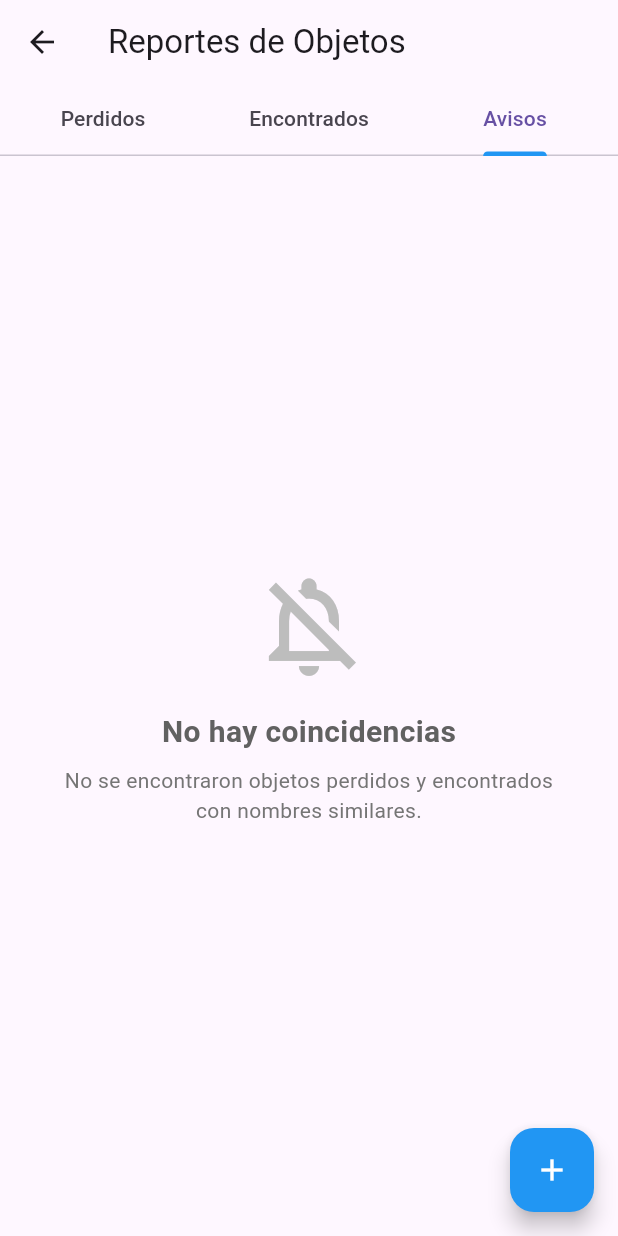
After one commit to ProyectoDeProgramacionUDEC/Ingenier-a_de_software_grupo6, a Flutter app: the ReportesTabsScreen screen opened directly, tab 3 chosen, on a phone screen of 412 x 824 dp. The commit adds this screen. Run offline on Flutter 3.47's test engine with Material 3 defaults, Android fonts, the phone set to English and light mode, and no system bars; our stand-ins replace google_fonts, hive, pdf, printing; missing offline and left inert: string_similarity; accounts and stored records are empty.

Commit message:
feat: se agrega una ventana de coincidencias en la ventana de administrador

```diff
--- /dev/null
+++ b/programa/lib/coincidencia.dart
@@ -0,0 +1,13 @@
+import 'package:programa/Clases/reporte.dart';
+
+class Coincidencia {
+  final Reporte perdido;
+  final Reporte encontrado;
+  final double similitud;
+
+  Coincidencia({
+    required this.perdido,
+    required this.encontrado,
+    required this.similitud,
+  });
+}
--- a/programa/lib/main.dart
+++ b/programa/lib/main.dart
@@ -38,12 +38,12 @@ class MenuPrincipal extends StatelessWidget {
   @override
   Widget build(BuildContext context) {
     return Scaffold(
-      appBar: Barra_arriba(),
+      appBar: Barra_arriba(context),
       body: const VentanaInicioDeUsuario(),
     );
   }
 
-  AppBar Barra_arriba() {
+  AppBar Barra_arriba(BuildContext context) {
     return AppBar(
       backgroundColor: AppColors.primay,
       foregroundColor: AppColors.secondary,
--- /dev/null
+++ b/programa/lib/services/similitud_service.dart
@@ -0,0 +1,44 @@
+import 'package:string_similarity/string_similarity.dart';
+import 'package:programa/Clases/reporte.dart';
+import 'package:programa/coincidencia.dart';
+
+class SimilitudService {
+  static List<Coincidencia> encontrarCoincidencias(
+    List<Reporte> todosLosReportes, {
+    double similitudMinima = 0.8,
+  }) {
+    final perdidos = todosLosReportes.where((r) => !r.encontrado).toList();
+    final encontrados = todosLosReportes.where((r) => r.encontrado).toList();
+    final List<Coincidencia> coincidencias = [];
+
+    for (var perdido in perdidos) {
+      for (var encontrado in encontrados) {
+        final similitud = _calcularSimilitud(
+          perdido.nombre,
+          encontrado.nombre,
+        );
+
+        if (similitud >= similitudMinima) {
+          coincidencias.add(
+            Coincidencia(
+              perdido: perdido,
+              encontrado: encontrado,
+              similitud: similitud,
+            ),
+          );
+        }
+      }
+    }
+
+    coincidencias.sort((a, b) => b.similitud.compareTo(a.similitud));
+
+    return coincidencias;
+  }
+
+  static double _calcularSimilitud(String str1, String str2) {
+    final s1 = str1.toLowerCase().trim();
+    final s2 = str2.toLowerCase().trim();
+
+    return s1.similarityTo(s2);
+  }
+}
--- a/programa/lib/ventanas/Administrador.dart
+++ b/programa/lib/ventanas/Administrador.dart
@@ -1,10 +1,11 @@
 import 'package:flutter/material.dart';
+import 'package:programa/ventanas/reportes_tab_sreen.dart';
 
 class VentanaAdministrador extends StatelessWidget {
   const VentanaAdministrador({super.key});
 
   @override
   Widget build(BuildContext context) {
-    return const Placeholder();
+    return const ReportesTabsScreen();
   }
 }
--- /dev/null
+++ b/programa/lib/ventanas/avisos_screen.dart
@@ -0,0 +1,69 @@
+import 'package:flutter/material.dart';
+import 'package:programa/Clases/reporte.dart';
+import 'package:programa/services/similitud_service.dart';
+import 'package:programa/widgets/coincidencia_card.dart';
+
+class AvisosScreen extends StatelessWidget {
+  final List<Reporte> todosLosReportes;
+  final double similitudMinima;
+
+  const AvisosScreen({
+    super.key,
+    required this.todosLosReportes,
+    this.similitudMinima = 0.8,
+  });
+
+  @override
+  Widget build(BuildContext context) {
+    final coincidencias = SimilitudService.encontrarCoincidencias(
+      todosLosReportes,
+      similitudMinima: similitudMinima,
+    );
+
+    return coincidencias.isEmpty
+        ? _buildEmptyState()
+        : ListView.builder(
+            padding: const EdgeInsets.symmetric(vertical: 8),
+            itemCount: coincidencias.length,
+            itemBuilder: (context, index) {
+              return CoincidenciaCard(coincidencia: coincidencias[index]);
+            },
+          );
+  }
+
+  Widget _buildEmptyState() {
+    return Center(
+      child: Padding(
+        padding: const EdgeInsets.all(32.0),
+        child: Column(
+          mainAxisAlignment: MainAxisAlignment.center,
+          children: [
+            Icon(
+              Icons.notifications_off_outlined,
+              size: 80,
+              color: Colors.grey.shade400,
+            ),
+            const SizedBox(height: 16),
+            Text(
+              'No hay coincidencias',
+              style: TextStyle(
+                fontSize: 20,
+                fontWeight: FontWeight.bold,
+                color: Colors.grey.shade700,
+              ),
+            ),
+            const SizedBox(height: 8),
+            Text(
+              'No se encontraron objetos perdidos y encontrados con nombres similares.',
+              textAlign: TextAlign.center,
+              style: TextStyle(
+                fontSize: 14,
+                color: Colors.grey.shade600,
+              ),
+            ),
+          ],
+        ),
+      ),
+    );
+  }
+}
--- a/programa/lib/ventanas/reportes_tab_sreen.dart
+++ b/programa/lib/ventanas/reportes_tab_sreen.dart
@@ -1,9 +1,8 @@
-import 'dart:js_interop';
 import 'package:flutter/material.dart';
-import 'package:programa/Clases/reporte.dart';
 import 'package:programa/Clases/reporte_list.dart';
 import 'package:programa/ventanas/agregar_reporte_screen.dart';
 import 'package:programa/Clases/ReporteService.dart';
+import 'package:programa/ventanas/avisos_screen.dart';
 import 'package:provider/provider.dart';
 
 class ReportesTabsScreen extends StatelessWidget {
@@ -23,7 +22,7 @@ class ReportesTabsScreen extends StatelessWidget {
         final encontrados = todosLosReportes.where((r) => r.encontrado).toList()
           ..sort((a, b) => b.fecha.compareTo(a.fecha));
         return DefaultTabController(
-          length: 2,
+          length: 3,
           child: Scaffold(
             appBar: AppBar(
               title: const Text("Reportes de Objetos"),
@@ -32,6 +31,7 @@ class ReportesTabsScreen extends StatelessWidget {
                 tabs: [
                   Tab(text: "Perdidos"),
                   Tab(text: "Encontrados"),
+                  Tab(text: "Avisos"),
                 ],
               ),
             ),
@@ -39,6 +39,7 @@ class ReportesTabsScreen extends StatelessWidget {
               children: [
                 ListaReportes(reportes: perdidos),
                 ListaReportes(reportes: encontrados),
+                AvisosScreen(todosLosReportes: todosLosReportes, similitudMinima: 0.6),
               ],
             ),
             floatingActionButton: FloatingActionButton(
--- a/programa/pubspec.yaml
+++ b/programa/pubspec.yaml
@@ -14,6 +14,7 @@ dependencies:
   pdf: ^3.11.3
   printing: ^5.14.2
   provider: ^6.0.5
+  string_similarity: ^2.0.0
 
 dev_dependencies:
   flutter_test:
```
Also changed, not shown: programa/lib/widgets/coincidencia_card.dart (added, +148 -0 lines).
